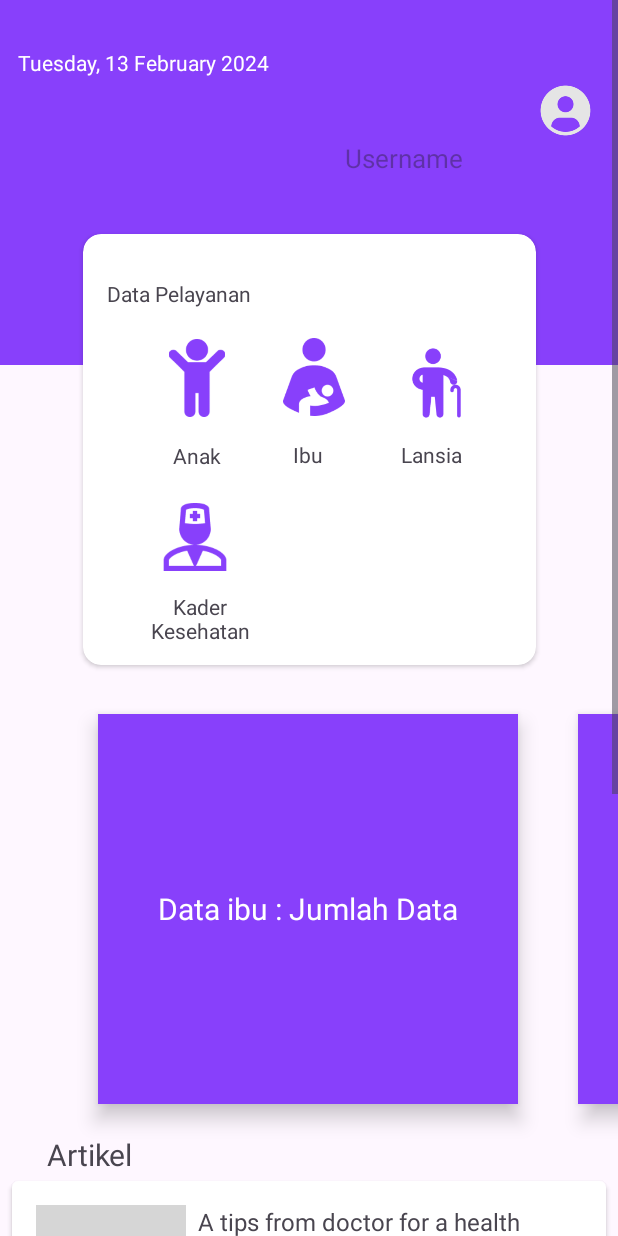
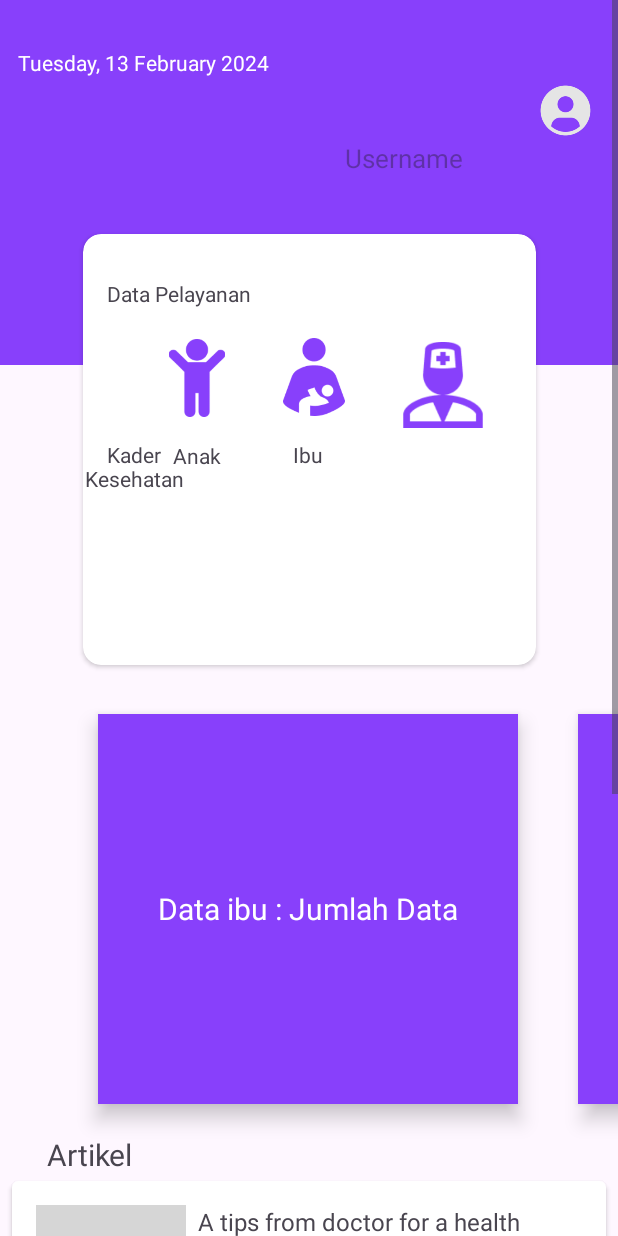
Before and after one commit to FATx64/ekohort-android, an Android app: the HomeActivity screen opened directly, with no data from a screen before it, on a phone screen of 412 x 824 dp. Run offline under Robolectric (Android 15) with nearby library versions, the light colour scheme and no system bars; our stand-ins replace Firebase (no records; nobody signed in at launch, a user with empty details on screens opened directly); grey boxes are pictures that could not be loaded.

Commit message:
change menu card_menu.xml item

```diff
--- a/app/src/main/res/layout/activity_list_ibu.xml
+++ b/app/src/main/res/layout/activity_list_ibu.xml
@@ -56,7 +56,7 @@
             android:layout_height="wrap_content"
             android:layout_marginStart="48dp"
             android:layout_marginTop="20dp"
-            android:text="@string/list_ibu_hamil"
+            android:text="List Data Ibu "
             android:textColor="@color/white"
             android:textSize="17sp"
             app:layout_constraintStart_toStartOf="parent"
--- a/app/src/main/res/layout/card_menu.xml
+++ b/app/src/main/res/layout/card_menu.xml
@@ -1,4 +1,5 @@
 <androidx.constraintlayout.widget.ConstraintLayout xmlns:android="http://schemas.android.com/apk/res/android"
+    xmlns:tools="http://schemas.android.com/tools"
     android:layout_width="match_parent"
     android:layout_height="match_parent"
     xmlns:app="http://schemas.android.com/apk/res-auto"
@@ -58,8 +59,8 @@
                 android:layout_height="52dp"
                 android:layout_marginStart="30dp"
                 android:layout_marginTop="20dp"
+                android:contentDescription="@string/icon_ibu"
                 android:src="@drawable/ic_mother"
-                android:contentDescription="@string/icon_ibu"
                 app:layout_constraintStart_toEndOf="@+id/ic_anak"
                 app:layout_constraintTop_toBottomOf="@+id/textview_data_pelayanan" />
 
@@ -73,51 +74,31 @@
                 app:layout_constraintStart_toEndOf="@+id/textView6"
                 app:layout_constraintTop_toBottomOf="@+id/ic_ibu" />
 
-            <!-- Lansia -->
-
-            <ImageView
-                android:id="@+id/ic_lansia"
-                android:layout_width="55dp"
-                android:layout_height="60dp"
-                android:layout_marginStart="30dp"
-                android:layout_marginTop="20dp"
-                android:src="@drawable/ic_lansia"
-                android:contentDescription="@string/icon_lansia"
-                app:layout_constraintStart_toEndOf="@+id/ic_ibu"
-                app:layout_constraintTop_toBottomOf="@+id/textview_data_pelayanan" />
-
-
-            <TextView
-                android:layout_width="wrap_content"
-                android:layout_height="wrap_content"
-                android:layout_marginStart="52dp"
-                android:layout_marginTop="8dp"
-                android:text="@string/lansia"
-                app:layout_constraintStart_toEndOf="@+id/textView7"
-                app:layout_constraintTop_toBottomOf="@+id/ic_lansia" />
-
             <!-- kader -->
 
             <ImageView
                 android:id="@+id/ic_kader"
-                android:layout_width="45dp"
-                android:layout_height="49dp"
-                android:layout_marginStart="52dp"
-                android:layout_marginTop="20dp"
+                android:layout_width="60dp"
+                android:layout_height="57dp"
+                android:layout_marginStart="32dp"
+                android:layout_marginTop="72dp"
+                android:contentDescription="@string/icon_kader"
                 android:src="@drawable/ic_doctor"
-                android:contentDescription="@string/icon_kader"
-                app:layout_constraintStart_toStartOf="parent"
-                app:layout_constraintTop_toBottomOf="@+id/textView6" />
+                app:layout_constraintBottom_toTopOf="@+id/tvkader"
+                app:layout_constraintStart_toEndOf="@id/ic_ibu"
+                app:layout_constraintTop_toBottomOf="parent"
+                app:layout_constraintTop_toTopOf="parent" />
 
             <TextView
+                android:id="@+id/tvkader"
                 android:layout_width="68dp"
                 android:layout_height="39dp"
-                android:layout_marginStart="44dp"
-                android:layout_marginTop="12dp"
+                android:layout_marginTop="8dp"
                 android:text="@string/kader_kesehatan"
                 android:textAlignment="center"
-                app:layout_constraintStart_toStartOf="parent"
-                app:layout_constraintTop_toBottomOf="@+id/ic_kader" />
+
+                app:layout_constraintTop_toBottomOf="@+id/ic_kader"
+                tools:layout_editor_absoluteX="202dp" />
 
         </androidx.constraintlayout.widget.ConstraintLayout>
 
```
